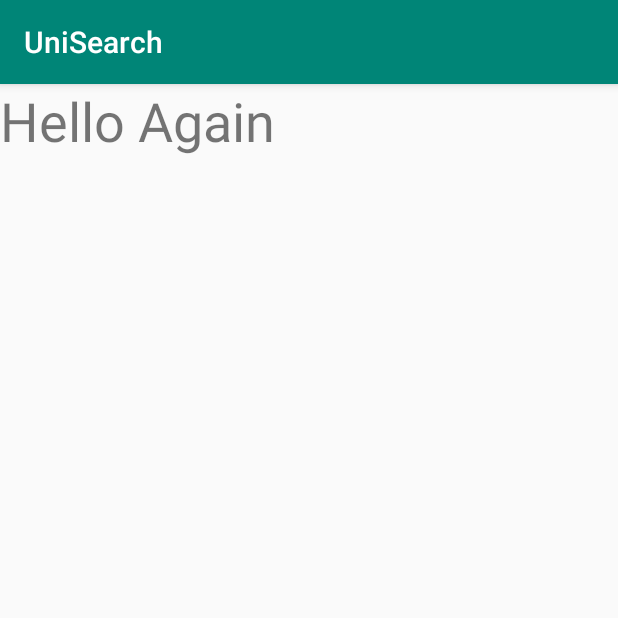
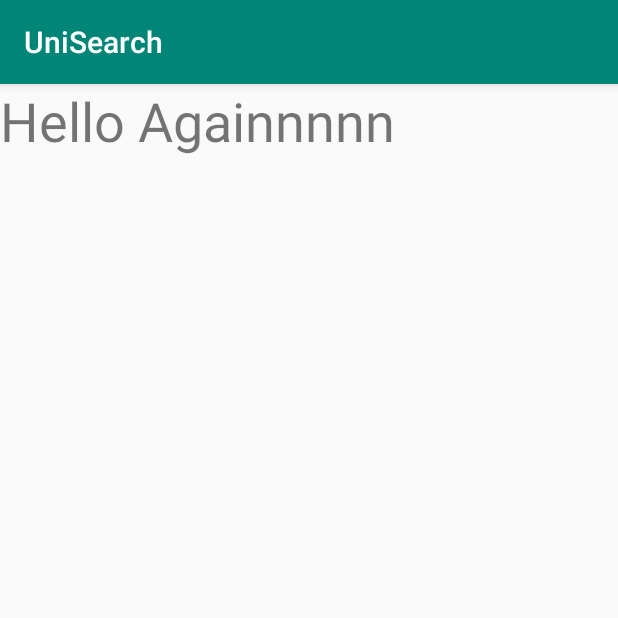
Before and after one commit to ghaniasim/UniSearch, an Android app: the SelectionActivity screen opened directly, with no data from a screen before it, on a phone screen of 412 x 824 dp, the top half of it. Run offline under Robolectric (Android 15) with nearby library versions, the phone set to English and light mode, and no system bars.

Commit message:
testing 2

```diff
--- a/app/src/main/res/layout/activity_selection.xml
+++ b/app/src/main/res/layout/activity_selection.xml
@@ -10,7 +10,7 @@
         android:id="@+id/textView2"
         android:layout_width="wrap_content"
         android:layout_height="wrap_content"
-        android:text="Hello Again"
+        android:text="Hello Againnnnn"
         android:textSize="36sp"
         tools:layout_editor_absoluteX="200dp"
         tools:layout_editor_absoluteY="162dp" />
```
